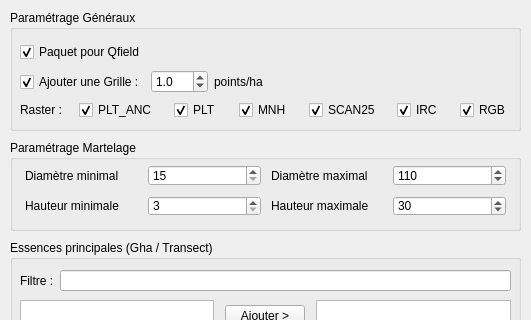
The window that modules/expertise/create/expertise_create.ui (paul-carteron/Qracines) describes before a commit, drawn with Qt 5; both pictures show x 0 to 531 and y 0 to 320 of the 531 by 657 pixel window.
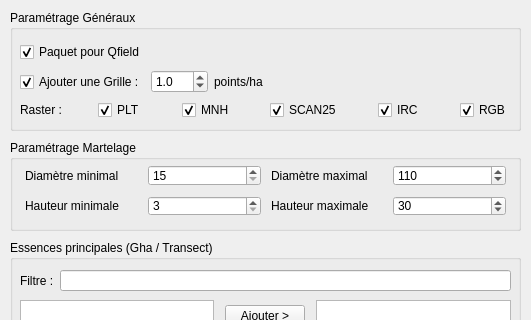
The same window after the commit. Custom widgets are drawn as their Qt base class.

Commit message: refactor create_exp

The edit to the form file:
```diff
--- a/modules/expertise/create/expertise_create.ui
+++ b/modules/expertise/create/expertise_create.ui
@@ -359,38 +359,6 @@
          </property>
         </widget>
        </item>
-       <item>
-        <spacer name="horizontalSpacer_3">
-         <property name="orientation">
-          <enum>Qt::Horizontal</enum>
-         </property>
-         <property name="sizeHint" stdset="0">
-          <size>
-           <width>40</width>
-           <height>20</height>
-          </size>
-         </property>
-        </spacer>
-       </item>
-       <item>
-        <widget class="QCheckBox" name="cb_plt_anc">
-         <property name="sizePolicy">
-          <sizepolicy hsizetype="Maximum" vsizetype="Fixed">
-           <horstretch>0</horstretch>
-           <verstretch>0</verstretch>
-          </sizepolicy>
-         </property>
-         <property name="text">
-          <string>PLT_ANC</string>
-         </property>
-         <property name="checked">
-          <bool>true</bool>
-         </property>
-         <property name="tristate">
-          <bool>false</bool>
-         </property>
-        </widget>
-       </item>
        <item>
         <spacer name="horizontalSpacer_4">
          <property name="orientation">
```
The commit also changes 6 other files.
